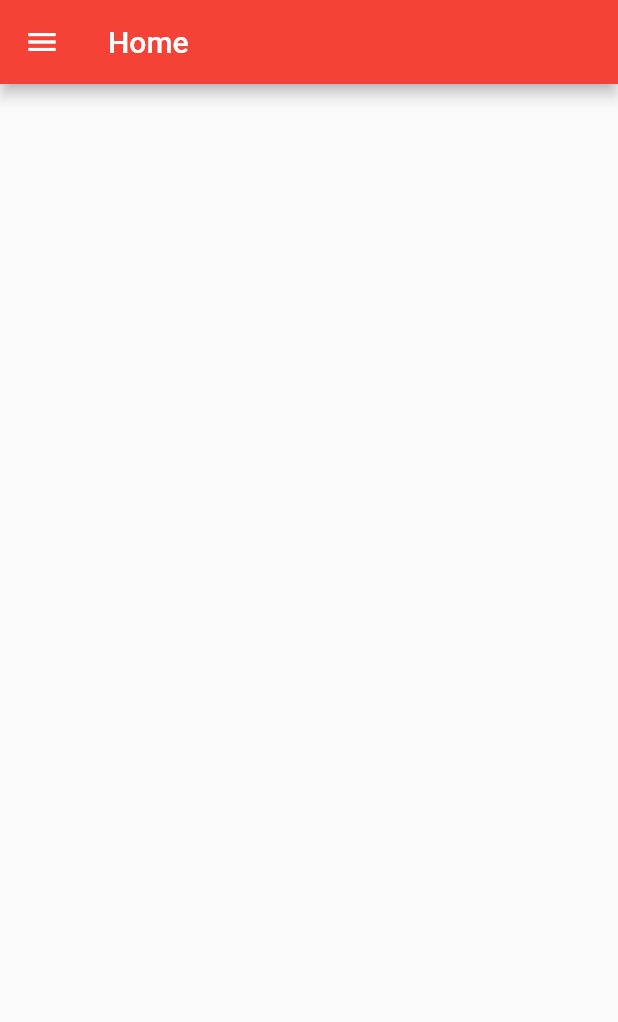
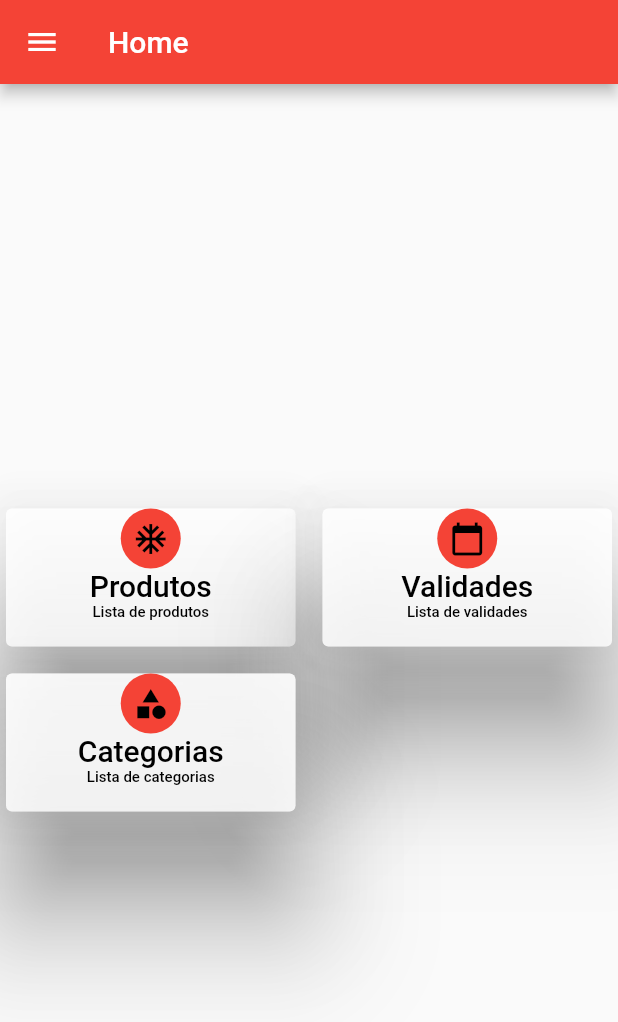
Before and after one commit to saucesar/validity-control-app, a Flutter app: the MyHomePage screen opened by its route, on a phone screen of 412 x 824 dp. Shown: the top 1022 px of the screen. Run offline on Flutter 3.47's test engine with Material 2 defaults, Android fonts, the light colour scheme and no system bars.

Commit message:
Rotas para produtos

```diff
--- a/lib/components/MyApp.dart
+++ b/lib/components/MyApp.dart
@@ -1,6 +1,8 @@
 import 'package:flutter/material.dart';
 import 'package:validity_control_app/components/CustomDrawer.dart';
+import 'package:validity_control_app/components/buttons/CardButton.dart';
 import 'package:validity_control_app/components/pages/Login.dart';
+import 'package:validity_control_app/components/pages/ProductsPage.dart';
 
 class MyApp extends StatelessWidget {
   @override
@@ -15,6 +17,7 @@ class MyApp extends StatelessWidget {
       routes: <String, WidgetBuilder>{
         '/login': (BuildContext context) => LoginPage(),
         '/home': (BuildContext context) => MyHomePage(title: 'Home'),
+        '/products': (BuildContext context) => ProductsPage(),
       },
     );
   }
@@ -30,19 +33,57 @@ class MyHomePage extends StatefulWidget {
 }
 
 class _MyHomePageState extends State<MyHomePage> {
-
   @override
   Widget build(BuildContext context) {
+    double spacing = 10;
+    double runSpacing = 10;
     return Scaffold(
       appBar: AppBar(
         title: Text(widget.title),
       ),
       drawer: CustomDrawer(context),
       body: Center(
-        child: Column(
-          mainAxisAlignment: MainAxisAlignment.center,
+        child: Wrap(
+          spacing: spacing,
+          runSpacing: runSpacing,
           children: <Widget>[
-
+            SizedBox(
+                width: (MediaQuery.of(context).size.width - spacing) / 2,
+                height: 100,
+                child: CardButton(
+                  onPressed: () {
+                    print('Products');
+                    Navigator.pushNamed(context, '/products');
+                  },
+                  icon: Icons.ac_unit,
+                  title: 'Produtos',
+                  subTitle: 'Lista de produtos',
+                  context: context,
+                )),
+            SizedBox(
+                width: (MediaQuery.of(context).size.width - 10) / 2,
+                height: 100,
+                child: CardButton(
+                  onPressed: () {
+                    print('Dates');
+                  },
+                  icon: Icons.calendar_today,
+                  title: 'Validades',
+                  subTitle: 'Lista de validades',
+                  context: context,
+                )),
+            SizedBox(
+                width: (MediaQuery.of(context).size.width - 10) / 2,
+                height: 100,
+                child: CardButton(
+                  onPressed: () {
+                    print('Categories');
+                  },
+                  icon: Icons.category,
+                  title: 'Categorias',
+                  subTitle: 'Lista de categorias',
+                  context: context,
+                )),
           ],
         ),
       ),
```
